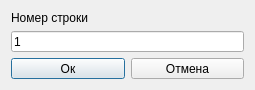
Before: the Qt Designer form rdo/app/rdo_studio/branches/dev_qt_migration/res/ui/goto_line_dialog.ui in aurusov/rdo_studio, drawn with Qt 5.
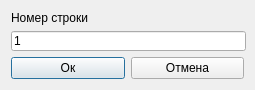
After: the same form once the commit is applied.

Commit message: - установлены минимальные размеры для поля ввода

What changed in the file:
```diff
--- a/rdo/app/rdo_studio/branches/dev_qt_migration/res/ui/goto_line_dialog.ui
+++ b/rdo/app/rdo_studio/branches/dev_qt_migration/res/ui/goto_line_dialog.ui
@@ -14,7 +14,7 @@
    </rect>
   </property>
   <property name="sizePolicy">
-   <sizepolicy hsizetype="Preferred" vsizetype="Preferred">
+   <sizepolicy hsizetype="Fixed" vsizetype="Fixed">
     <horstretch>0</horstretch>
     <verstretch>0</verstretch>
    </sizepolicy>
@@ -72,6 +72,12 @@
    </item>
    <item row="1" column="0">
     <widget class="QLineEdit" name="lineEdit">
+     <property name="minimumSize">
+      <size>
+       <width>235</width>
+       <height>10</height>
+      </size>
+     </property>
      <property name="contextMenuPolicy">
       <enum>Qt::DefaultContextMenu</enum>
      </property>
```
